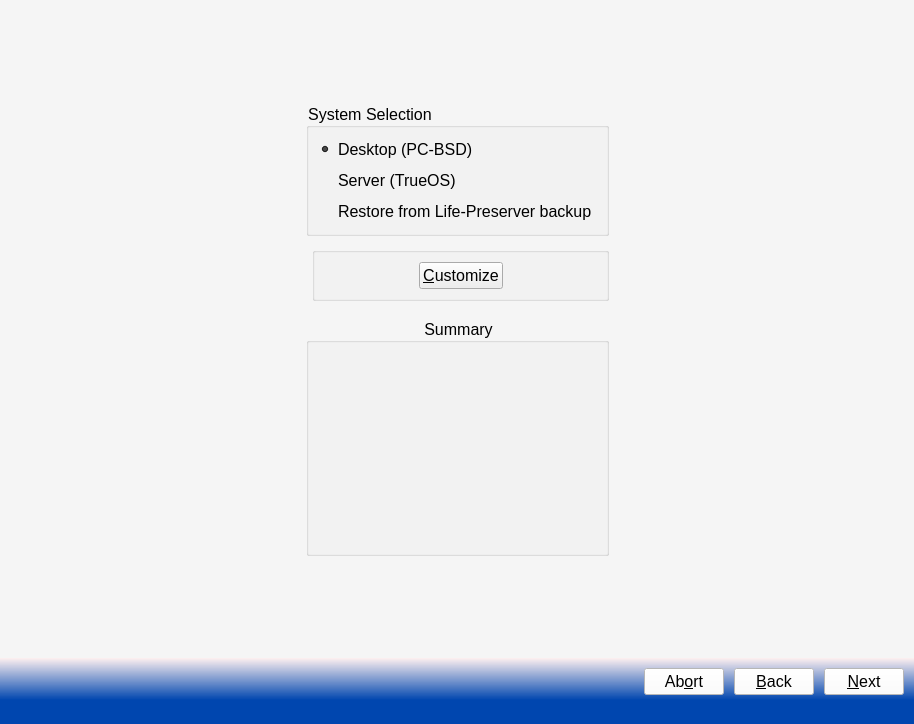
trueos/pcbsd, file src-qt5/pc-installgui/installer.ui: the form before one commit.
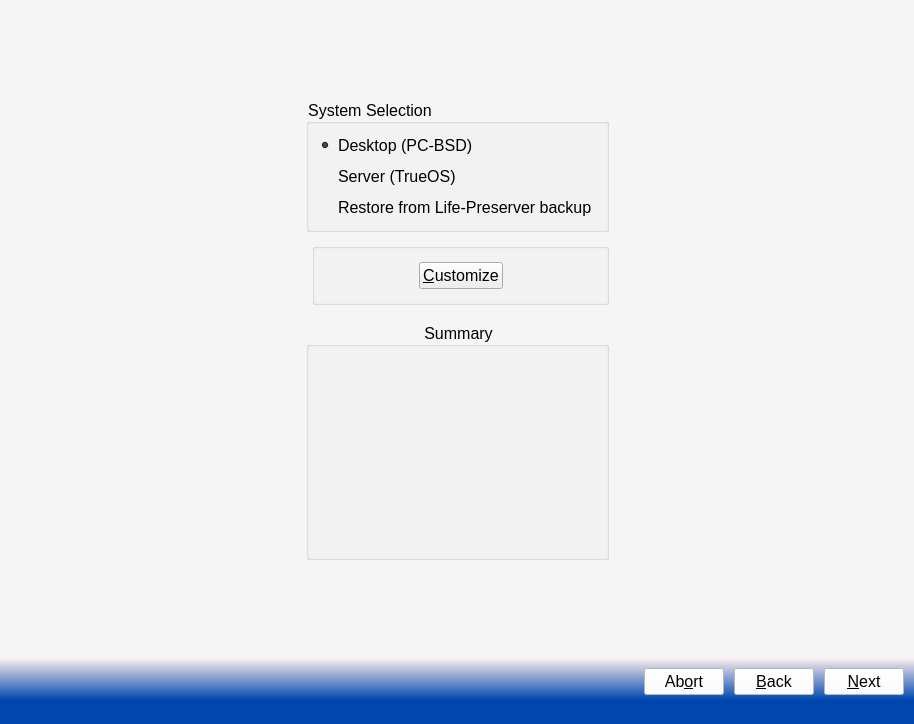
The form after the commit. The open tabs and pages were chosen to show the change. Icons and pictures are not drawn.

Commit message: Attempt to fix a very minor sizing issue with a spacer in the installer

Patch:
```diff
--- a/src-qt5/pc-installgui/installer.ui
+++ b/src-qt5/pc-installgui/installer.ui
@@ -539,7 +539,7 @@
                <property name="sizeHint" stdset="0">
                 <size>
                  <width>40</width>
-                 <height>20</height>
+                 <height>35</height>
                 </size>
                </property>
               </spacer>
@@ -587,7 +587,7 @@
                <property name="sizeHint" stdset="0">
                 <size>
                  <width>40</width>
-                 <height>20</height>
+                 <height>35</height>
                 </size>
                </property>
               </spacer>
```
Left out of the diff: 2 changed lines with no effect on the pictures.
